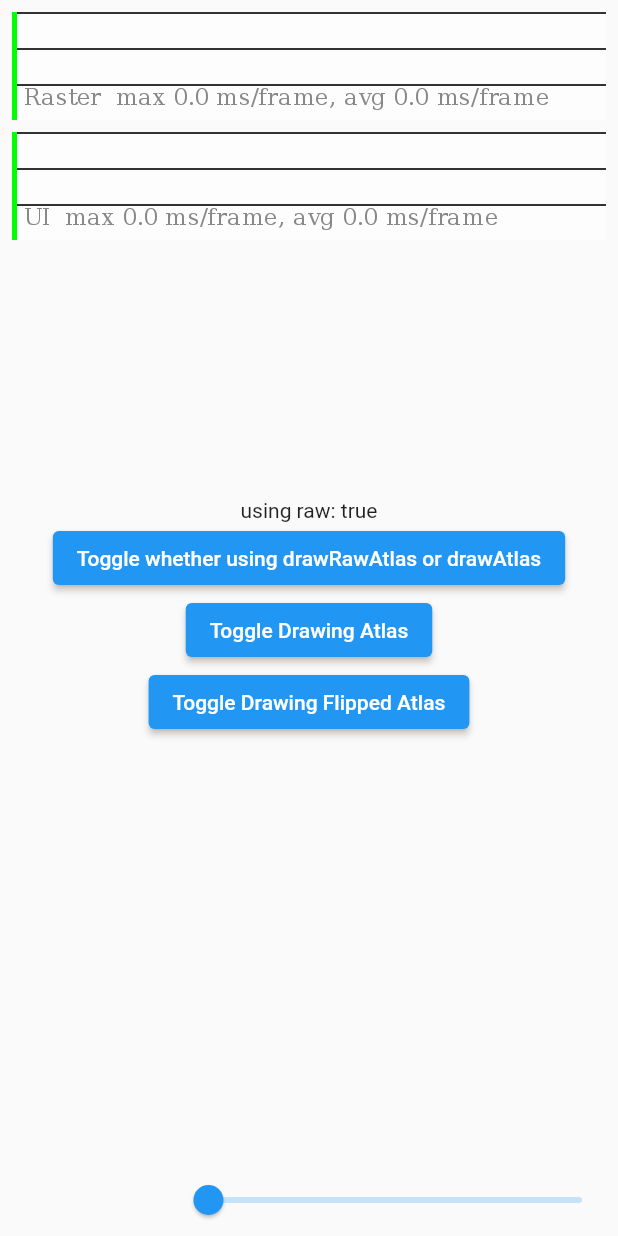
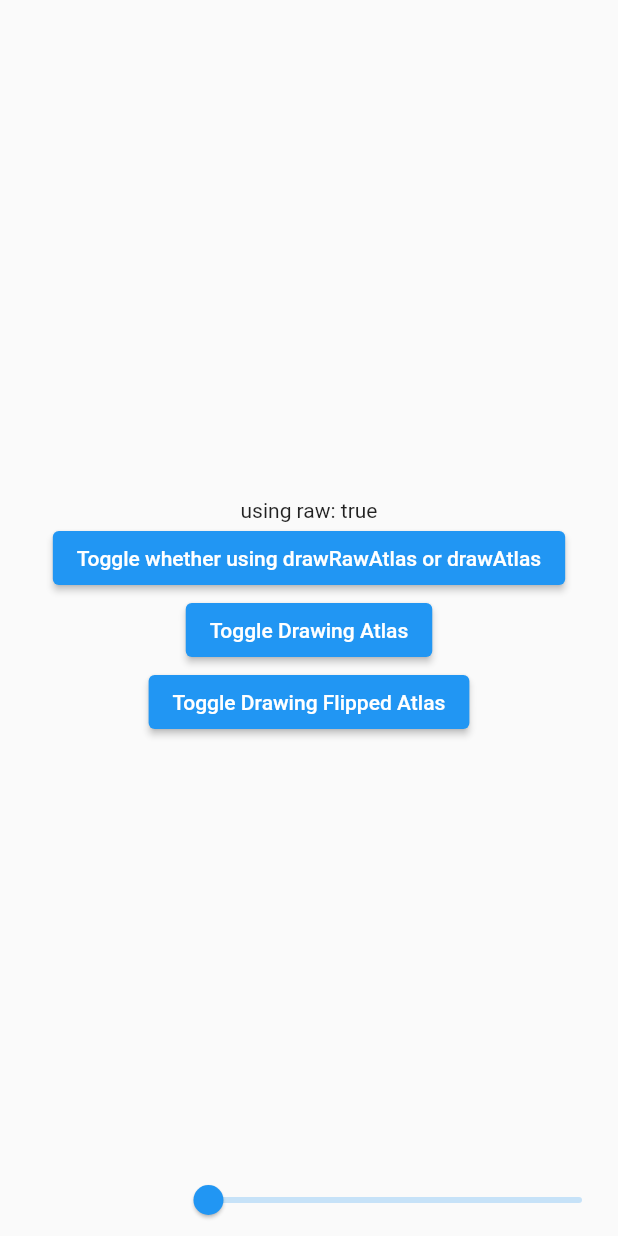
Before and after one commit to Hwan-seok/flutter_draw_atlas_performance_issue, a Flutter app: the screen it shows after launch, on a phone screen of 412 x 824 dp. Run offline on Flutter 3.47's test engine with Material 2 defaults, Android fonts, the phone set to English and light mode, and no system bars.

```diff
--- a/lib/draw_atlas.dart
+++ b/lib/draw_atlas.dart
@@ -15,7 +15,6 @@ class AtlasPainter extends CustomPainter {
 
   @override
   void paint(Canvas canvas, Size size) {
-    final atlasSize = atlas.width;
     final iterateCount = atlas.width / rectSize;
 
     final transforms = <RSTransform>[];
--- a/lib/main.dart
+++ b/lib/main.dart
@@ -1,4 +1,4 @@
-// ignore_for_file: public_member_api_docs, sort_constructors_first
+// ignore_for_file: public_member_api_docs, sort_constructors_first, avoid_returning_null_for_void
 import 'dart:math';
 import 'dart:ui' as ui;
 
@@ -21,7 +21,7 @@ class MyApp extends StatelessWidget {
   @override
   Widget build(BuildContext context) {
     return const MaterialApp(
-      showPerformanceOverlay: true,
+      // showPerformanceOverlay: true,
       home: MyHome(),
     );
   }
```
Also changed, not shown: pubspec.lock, 3 other files.
